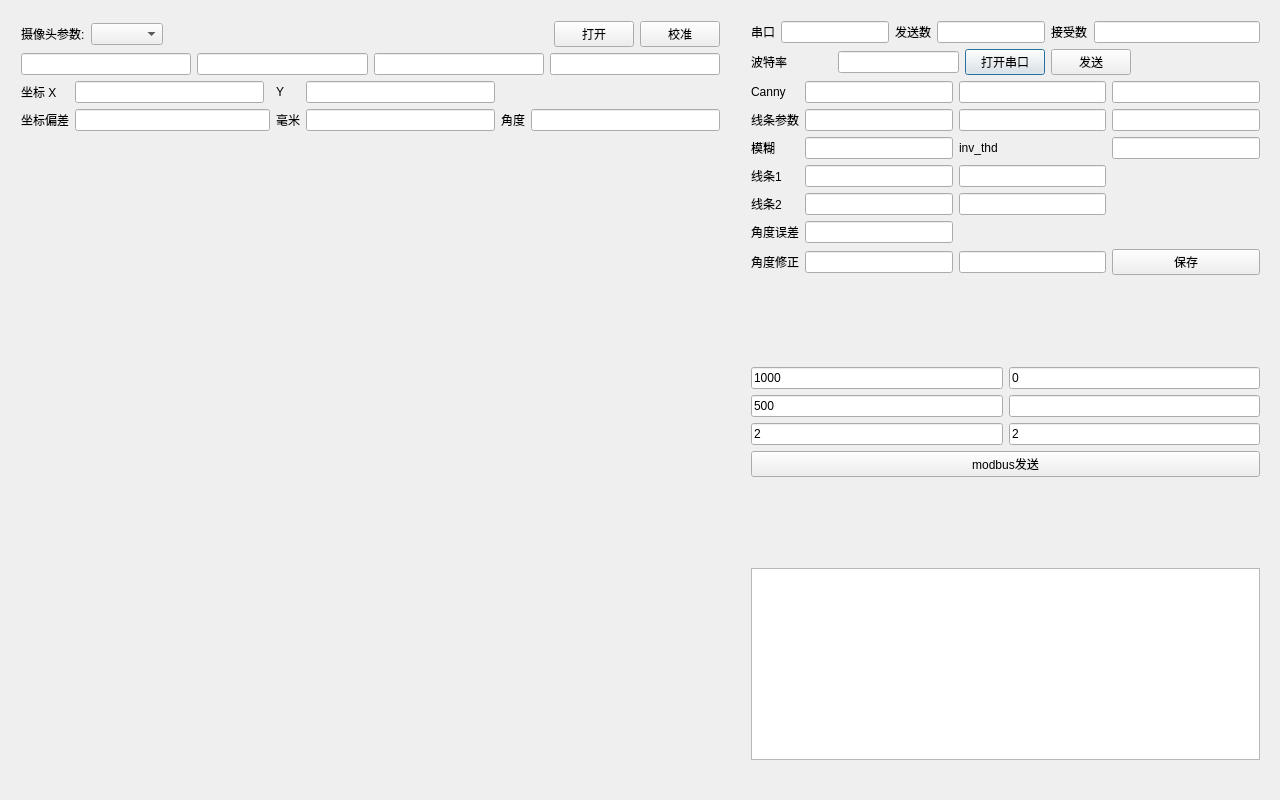
This is maindialog.ui in zouzichun/videoWirain as Qt 5 draws it before an edit. The edited form follows.
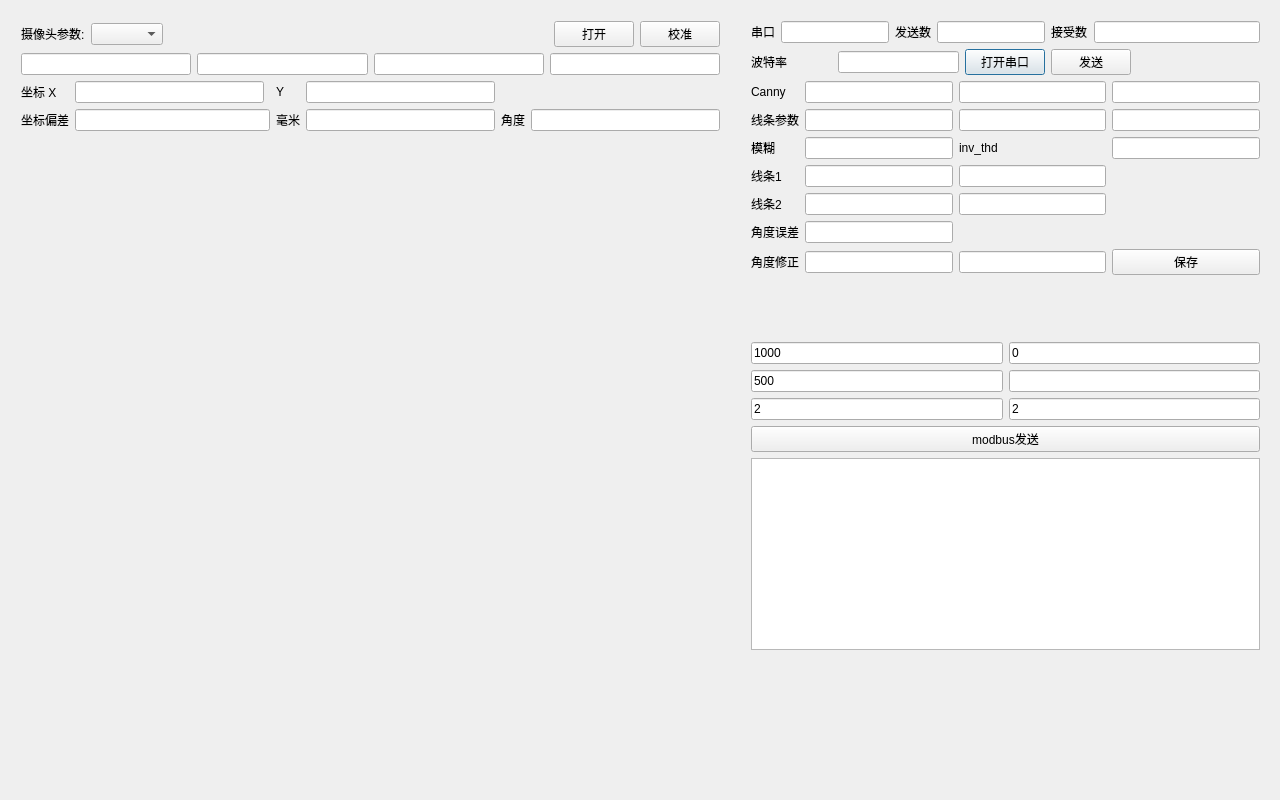
This is the edited form.

Diff of the .ui file:
```diff
--- a/maindialog.ui
+++ b/maindialog.ui
@@ -28,7 +28,7 @@
      <x>740</x>
      <y>10</y>
      <width>531</width>
-     <height>761</height>
+     <height>651</height>
     </rect>
    </property>
    <layout class="QVBoxLayout" name="verticalLayout_2">
@@ -277,19 +277,6 @@
       </property>
      </widget>
     </item>
-    <item>
-     <spacer name="verticalSpacer_3">
-      <property name="orientation">
-       <enum>Qt::Vertical</enum>
-      </property>
-      <property name="sizeHint" stdset="0">
-       <size>
-        <width>20</width>
-        <height>40</height>
-       </size>
-      </property>
-     </spacer>
-    </item>
     <item>
      <widget class="QTextBrowser" name="txbRecv">
       <property name="sizePolicy">
```
